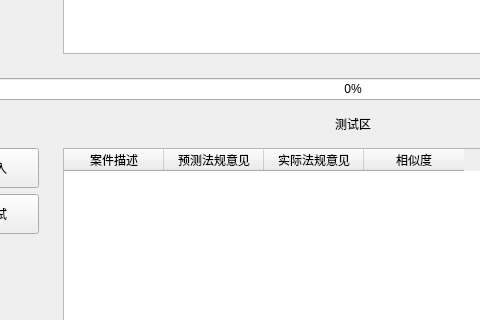
Old version of the form source/UI/Tax.ui in the repository liuguiyangnwpu/TaxAnalysis; both pictures show x 102 to 582 and y 349 to 669 of the 910 by 776 pixel window.
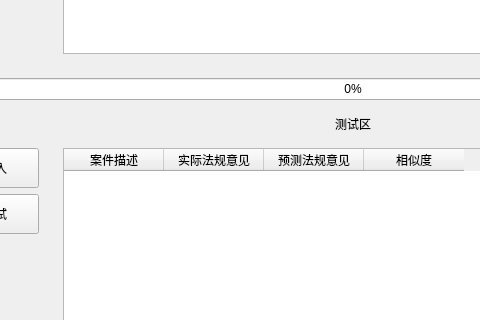
New version of the form.

The edit to the form file:
```diff
--- a/source/UI/Tax.ui
+++ b/source/UI/Tax.ui
@@ -398,7 +398,7 @@
              </column>
              <column>
               <property name="text">
-               <string>预测法规意见</string>
+               <string>实际法规意见</string>
               </property>
               <property name="textAlignment">
                <set>AlignCenter</set>
@@ -406,7 +406,7 @@
              </column>
              <column>
               <property name="text">
-               <string>实际法规意见</string>
+               <string>预测法规意见</string>
               </property>
               <property name="textAlignment">
                <set>AlignCenter</set>
```
